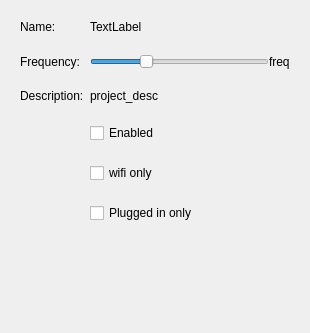
yobson/Project-M, file App/ProjectM/projectwindow.ui: the form before one commit; both pictures show x 0 to 310 and y 0 to 333 of the 310 by 638 pixel window.
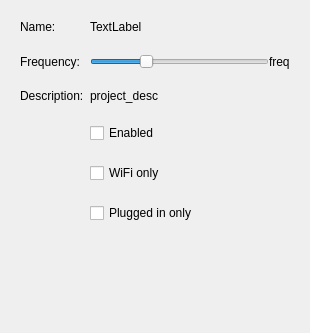
The form after the commit.

Commit message: Fixed wifi word

```diff
--- a/App/ProjectM/projectwindow.ui
+++ b/App/ProjectM/projectwindow.ui
@@ -131,7 +131,7 @@
       <item row="4" column="1">
        <widget class="QCheckBox" name="wifi_check_box">
         <property name="text">
-         <string>wifi only</string>
+         <string>WiFi only</string>
         </property>
        </widget>
       </item>
```
